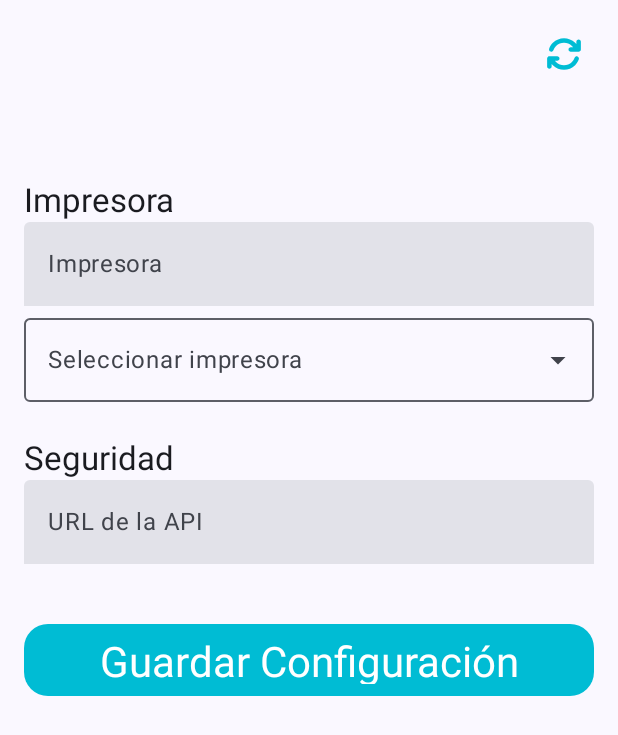
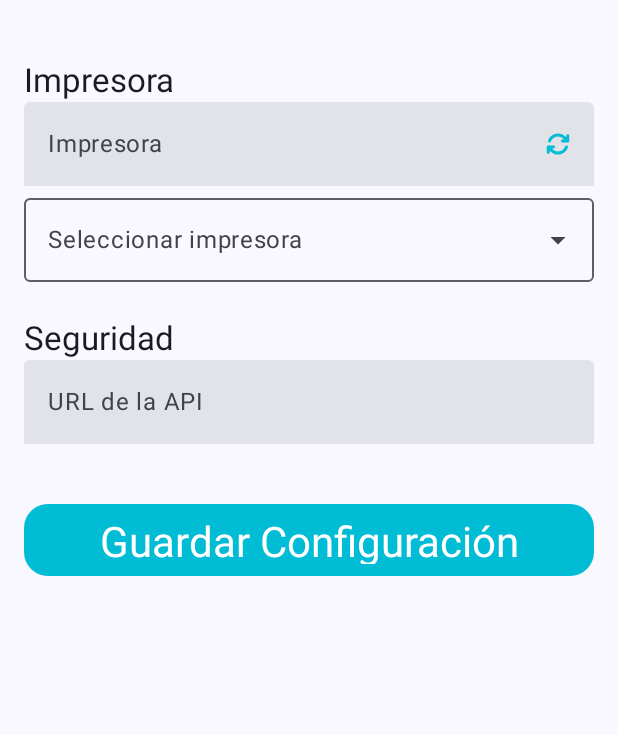
Before and after one commit to JhonAlbert06/qredi-mobile, an Android app built with Jetpack Compose: the composable SettingsScreen shown on its own in the app's theme, on a phone screen of 412 x 824 dp. Shown: the top 735 px of the screen. Run offline under Robolectric (Android 15) with nearby library versions, the phone set to English and light mode, and no system bars; our stand-ins replace Dagger/Hilt's generated code, livedata-compose; network calls fail.

Commit message:
Remodelacion visuales

```diff
--- a/app/src/main/java/com/pixelbrew/qredi/ui/components/sidemenu/SideMenu.kt
+++ b/app/src/main/java/com/pixelbrew/qredi/ui/components/sidemenu/SideMenu.kt
@@ -113,25 +113,25 @@ fun SideMenu(
 
                 Screen.Collect -> CollectScreen(
                     viewModel = collectViewModel,
-                    modifier = modifier.padding(top = 25.dp),
+                    modifier = modifier.padding(top = 20.dp),
                     context = context as MainActivity
                 )
 
                 Screen.Customer -> CustomerScreen(
                     viewModel = customerViewModel,
-                    modifier = modifier.padding(top = 25.dp),
+                    modifier = modifier.padding(top = 18.dp),
                     context = context as MainActivity
                 )
 
                 Screen.Loan -> LoanScreen(
                     viewModel = loanViewModel,
-                    modifier = modifier.padding(top = 25.dp),
+                    modifier = modifier.padding(top = 18.dp),
                     context = context as MainActivity
                 )
 
                 Screen.Reprint -> ReprintScreen(
                     viewModel = reprintViewModel,
-                    modifier = modifier.padding(top = 25.dp),
+                    modifier = modifier.padding(top = 20.dp),
                     context = context as MainActivity
                 )
 
@@ -139,7 +139,7 @@ fun SideMenu(
 
                 Screen.Settings -> SettingsScreen(
                     viewModel = settingsViewModel,
-                    modifier = modifier.padding(padding),
+                    modifier = modifier.padding(top = 45.dp),
                     context = context as MainActivity
                 )
             }
--- a/app/src/main/java/com/pixelbrew/qredi/ui/settings/Settings_Screen.kt
+++ b/app/src/main/java/com/pixelbrew/qredi/ui/settings/Settings_Screen.kt
@@ -4,9 +4,7 @@ import android.Manifest
 import android.widget.Toast
 import androidx.annotation.RequiresPermission
 import androidx.compose.foundation.clickable
-import androidx.compose.foundation.layout.Arrangement
 import androidx.compose.foundation.layout.Column
-import androidx.compose.foundation.layout.Row
 import androidx.compose.foundation.layout.Spacer
 import androidx.compose.foundation.layout.fillMaxSize
 import androidx.compose.foundation.layout.fillMaxWidth
@@ -58,36 +56,12 @@ fun SettingsScreen(
             .verticalScroll(rememberScrollState())
     ) {
 
-        Row(
-            modifier = Modifier
-                .fillMaxWidth()
-                .padding(bottom = 16.dp),
-            horizontalArrangement = Arrangement.SpaceBetween
-        ) {
-            Text(
-                "",
-                style = MaterialTheme.typography.headlineMedium
-            )
-            Icon(
-                imageVector = ImageVector.vectorResource(id = R.drawable.arrows_rotate_solid),
-                contentDescription = "Actualizar",
-                modifier = Modifier
-                    .size(40.dp)
-                    .clickable { viewModel.refreshPairedDevices() }
-                    .padding(8.dp),
-                tint = Color(0xFF00BCD4)
-            )
-
-        }
-
-
-        Spacer(modifier = Modifier.height(24.dp))
-
         Spacer(modifier = Modifier.height(24.dp))
         Text("Impresora", style = MaterialTheme.typography.titleLarge)
         PrinterField(
-            printerName,
-            onValueChange = { viewModel.onPrinterNameChange(it) }
+            name = printerName,
+            onValueChange = { viewModel.onPrinterNameChange(it) },
+            onRefresh = { viewModel.refreshPairedDevices() }
         )
 
         GenericDropdown(
@@ -102,7 +76,6 @@ fun SettingsScreen(
                 it?.name ?: ""
             },
         )
-
 
         Spacer(modifier = Modifier.height(24.dp))
         Text("Seguridad", style = MaterialTheme.typography.titleLarge)
@@ -131,7 +104,7 @@ fun SettingsScreen(
 }
 
 @Composable
-fun PrinterField(name: String, onValueChange: (String) -> Unit) {
+fun PrinterField(name: String, onValueChange: (String) -> Unit, onRefresh: () -> Unit) {
     TextField(
         value = name,
         onValueChange = { onValueChange(it) },
@@ -140,6 +113,17 @@ fun PrinterField(name: String, onValueChange: (String) -> Unit) {
             Text(
                 text = "Impresora",
                 style = MaterialTheme.typography.bodyLarge
+            )
+        },
+        trailingIcon = {
+            Icon(
+                imageVector = ImageVector.vectorResource(id = R.drawable.arrows_rotate_solid),
+                contentDescription = "Actualizar dispositivos",
+                modifier = Modifier
+                    .size(24.dp)
+                    .clickable { onRefresh() }
+                    .padding(4.dp),
+                tint = Color(0xFF00BCD4)
             )
         },
         keyboardOptions = KeyboardOptions(
```
